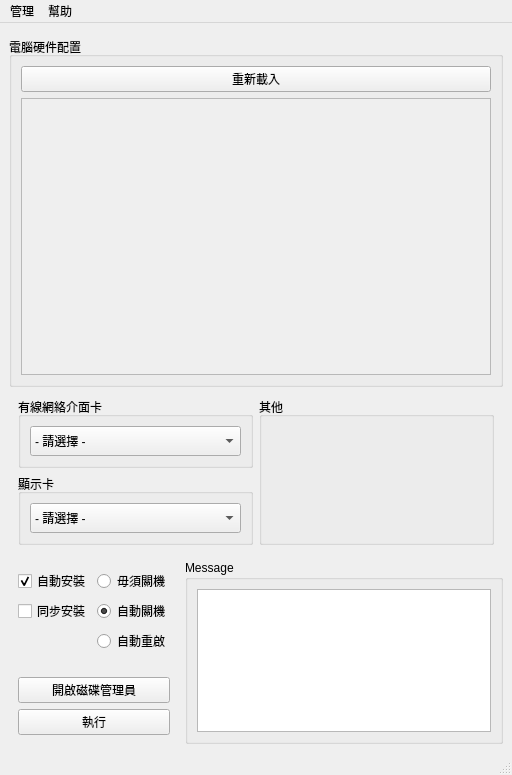
This is src/ui/main.ui in SuperDumbTM/driver-box as Qt 5 draws it before an edit. The edited form follows.
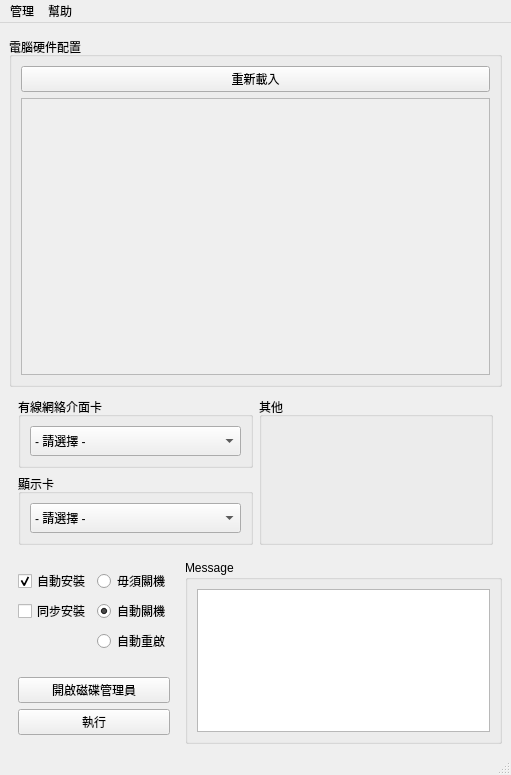
This is the edited form.

```diff
--- a/src/ui/main.ui
+++ b/src/ui/main.ui
@@ -6,7 +6,7 @@
    <rect>
     <x>0</x>
     <y>0</y>
-    <width>512</width>
+    <width>511</width>
     <height>762</height>
    </rect>
   </property>
@@ -71,7 +71,7 @@
            <rect>
             <x>0</x>
             <y>0</y>
-            <width>472</width>
+            <width>471</width>
             <height>280</height>
            </rect>
           </property>
@@ -264,7 +264,29 @@
         </property>
         <layout class="QVBoxLayout" name="verticalLayout_13">
          <item>
-          <widget class="QListWidget" name="prog_msg_box"/>
+          <widget class="QListWidget" name="prog_msg_box">
+           <property name="focusPolicy">
+            <enum>Qt::NoFocus</enum>
+           </property>
+           <property name="sizeAdjustPolicy">
+            <enum>QAbstractScrollArea::AdjustToContents</enum>
+           </property>
+           <property name="editTriggers">
+            <set>QAbstractItemView::NoEditTriggers</set>
+           </property>
+           <property name="showDropIndicator" stdset="0">
+            <bool>false</bool>
+           </property>
+           <property name="selectionMode">
+            <enum>QAbstractItemView::NoSelection</enum>
+           </property>
+           <property name="isWrapping" stdset="0">
+            <bool>false</bool>
+           </property>
+           <property name="wordWrap">
+            <bool>true</bool>
+           </property>
+          </widget>
          </item>
         </layout>
        </widget>
@@ -278,7 +300,7 @@
     <rect>
      <x>0</x>
      <y>0</y>
-     <width>512</width>
+     <width>511</width>
      <height>23</height>
     </rect>
    </property>
```
Left out of the diff: 32 changed lines with no effect on the pictures.
